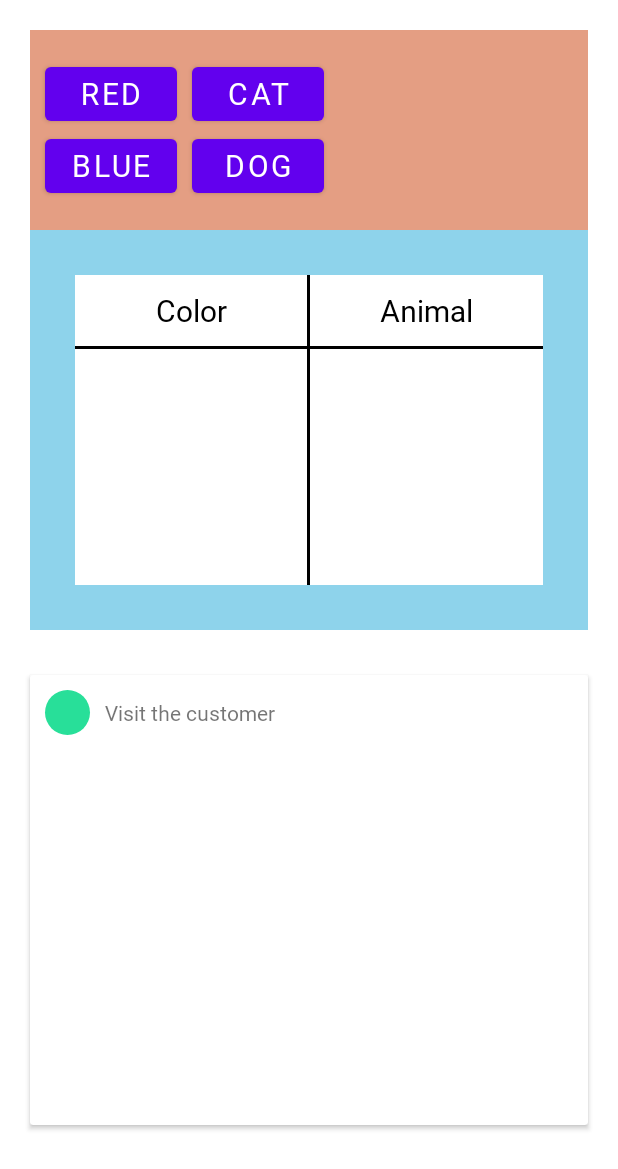
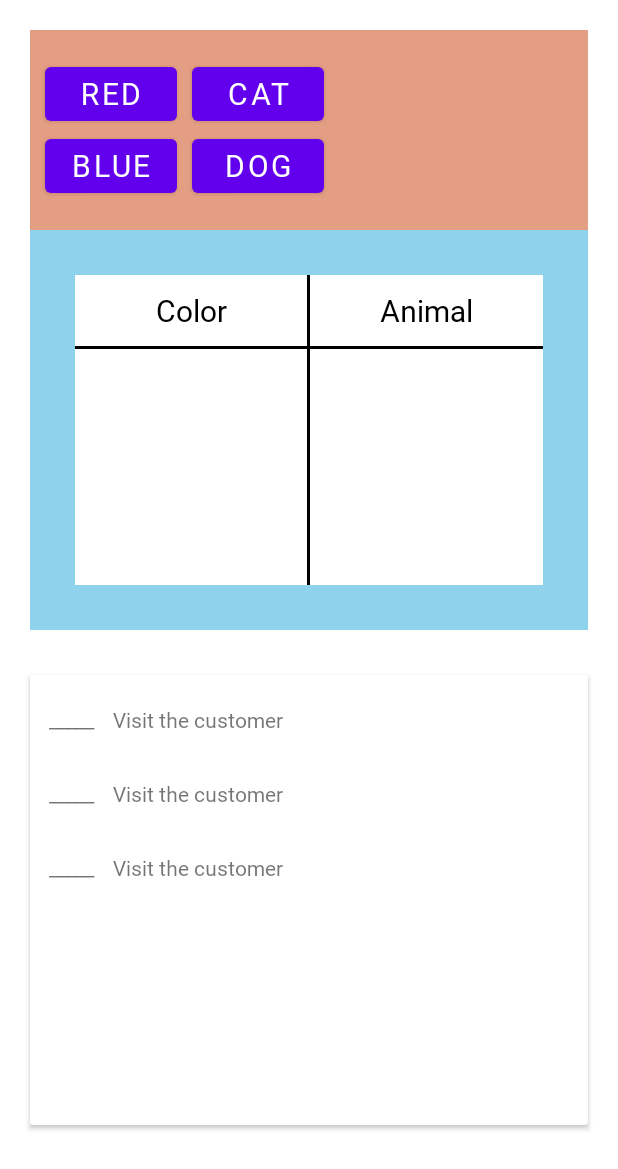
Before and after one commit to ICTPioneers/British-Council, an Android app: the TaskActivity screen opened directly, with no data from a screen before it, on a phone screen of 412 x 824 dp. Shown: the top 1169 px of the screen. Run offline under Robolectric (Android 15) with nearby library versions, the light colour scheme and no system bars.

Commit message:
create desing of tack2

```diff
--- a/app/src/main/res/layout/activity_task.xml
+++ b/app/src/main/res/layout/activity_task.xml
@@ -175,20 +175,81 @@
             android:layout_marginVertical="10dp">
 
             <LinearLayout
-                android:orientation="vertical"
                 android:layout_width="match_parent"
-                android:layout_height="wrap_content">
+                android:layout_height="wrap_content"
+                android:orientation="vertical">
 
-                <TextView
-                    android:id="@+id/txtFirst"
-                    android:drawableStart="@drawable/item_border_number"
-                    android:paddingVertical="10dp"
-                    android:gravity="center|start"
-                    android:drawablePadding="10dp"
-                    android:paddingHorizontal="10dp"
-                    android:text="Visit the customer"
+                <LinearLayout
                     android:layout_width="match_parent"
-                    android:layout_height="wrap_content"/>
+                    android:layout_height="wrap_content"
+                    android:layout_marginTop="10dp"
+                    android:orientation="horizontal">
+
+                    <TextView
+                        android:id="@+id/txtFirst"
+                        android:layout_width="35dp"
+                        android:layout_height="35dp"
+                        android:layout_marginHorizontal="10dp"
+                        android:gravity="center"
+                        android:text="_____" />
+
+                    <TextView
+                        android:layout_width="wrap_content"
+                        android:layout_height="wrap_content"
+                        android:drawablePadding="10dp"
+                        android:gravity="center|start"
+                        android:paddingVertical="10dp"
+                        android:text="Visit the customer" />
+
+                </LinearLayout>
+
+                <LinearLayout
+                    android:layout_width="match_parent"
+                    android:layout_height="wrap_content"
+                    android:layout_marginTop="10dp"
+                    android:orientation="horizontal">
+
+                    <TextView
+                        android:id="@+id/txtSecond"
+                        android:layout_width="35dp"
+                        android:layout_height="35dp"
+                        android:layout_marginHorizontal="10dp"
+                        android:gravity="center"
+                        android:text="_____" />
+
+                    <TextView
+                        android:layout_width="wrap_content"
+                        android:layout_height="wrap_content"
+                        android:drawablePadding="10dp"
+                        android:gravity="center|start"
+                        android:paddingVertical="10dp"
+                        android:text="Visit the customer" />
+
+                </LinearLayout>
+
+                <LinearLayout
+                    android:layout_width="match_parent"
+                    android:layout_height="wrap_content"
+                    android:layout_marginTop="10dp"
+                    android:orientation="horizontal">
+
+                    <TextView
+                        android:id="@+id/txtThird"
+                        android:layout_width="35dp"
+                        android:layout_height="35dp"
+                        android:layout_marginHorizontal="10dp"
+                        android:gravity="center"
+                        android:text="_____" />
+
+                    <TextView
+                        android:layout_width="wrap_content"
+                        android:layout_height="wrap_content"
+                        android:drawablePadding="10dp"
+                        android:gravity="center|start"
+                        android:paddingVertical="10dp"
+                        android:text="Visit the customer" />
+
+                </LinearLayout>
 
 
             </LinearLayout>
```
